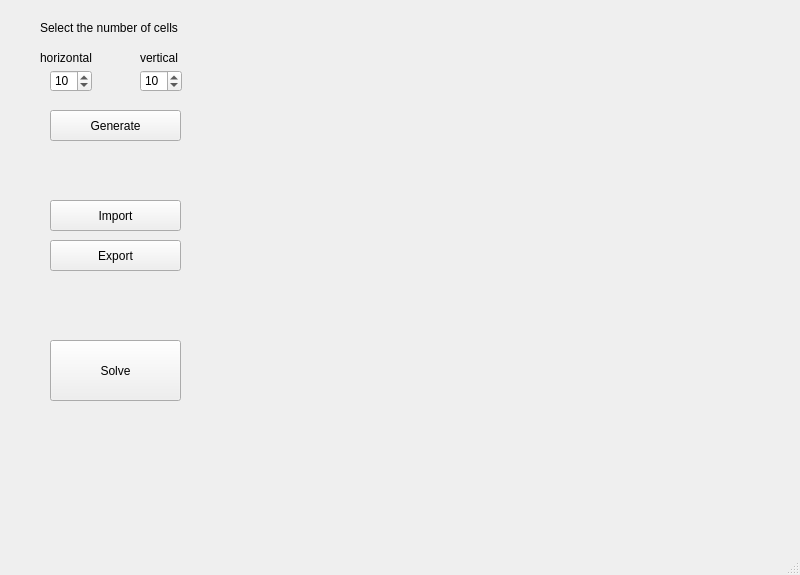
Qt form src/view/maze_window.ui (tolstenev/Labyrinths_Generator_and_Solver) before a commit.
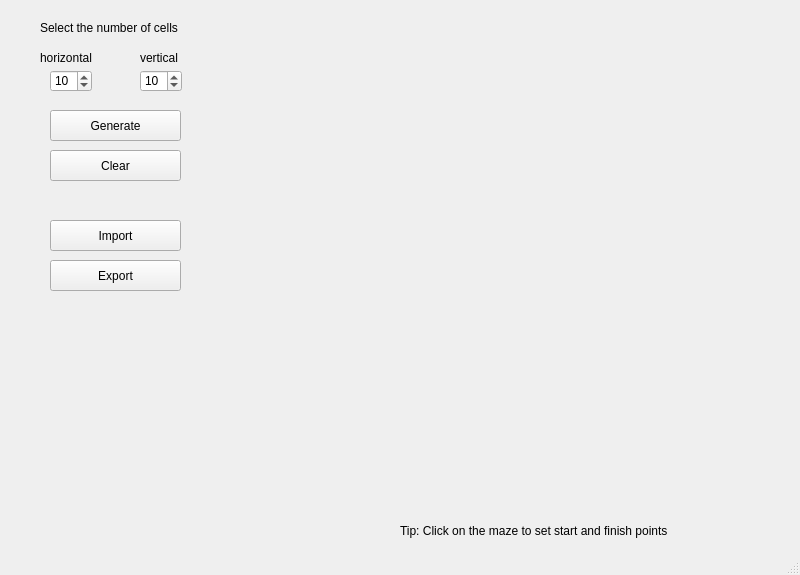
The same form after that commit.

Commit message: Start and finish points with mouse click. Remove 'Solve' button

What changed in the file:
```diff
--- a/src/view/maze_window.ui
+++ b/src/view/maze_window.ui
@@ -108,7 +108,7 @@
     <property name="geometry">
      <rect>
       <x>50</x>
-      <y>200</y>
+      <y>220</y>
       <width>131</width>
       <height>31</height>
      </rect>
@@ -121,7 +121,7 @@
     <property name="geometry">
      <rect>
       <x>50</x>
-      <y>240</y>
+      <y>260</y>
       <width>131</width>
       <height>31</height>
      </rect>
@@ -134,13 +134,26 @@
     <property name="geometry">
      <rect>
       <x>50</x>
-      <y>340</y>
+      <y>150</y>
       <width>131</width>
-      <height>61</height>
+      <height>31</height>
      </rect>
     </property>
     <property name="text">
-     <string>Solve</string>
+     <string>Clear</string>
+    </property>
+   </widget>
+   <widget class="QLabel" name="label_4">
+    <property name="geometry">
+     <rect>
+      <x>400</x>
+      <y>520</y>
+      <width>301</width>
+      <height>21</height>
+     </rect>
+    </property>
+    <property name="text">
+     <string>Tip: Click on the maze to set start and finish points</string>
     </property>
    </widget>
   </widget>
```
Left out of the diff: 2 changed lines with no effect on the pictures. The commit also changes 5 other files.
